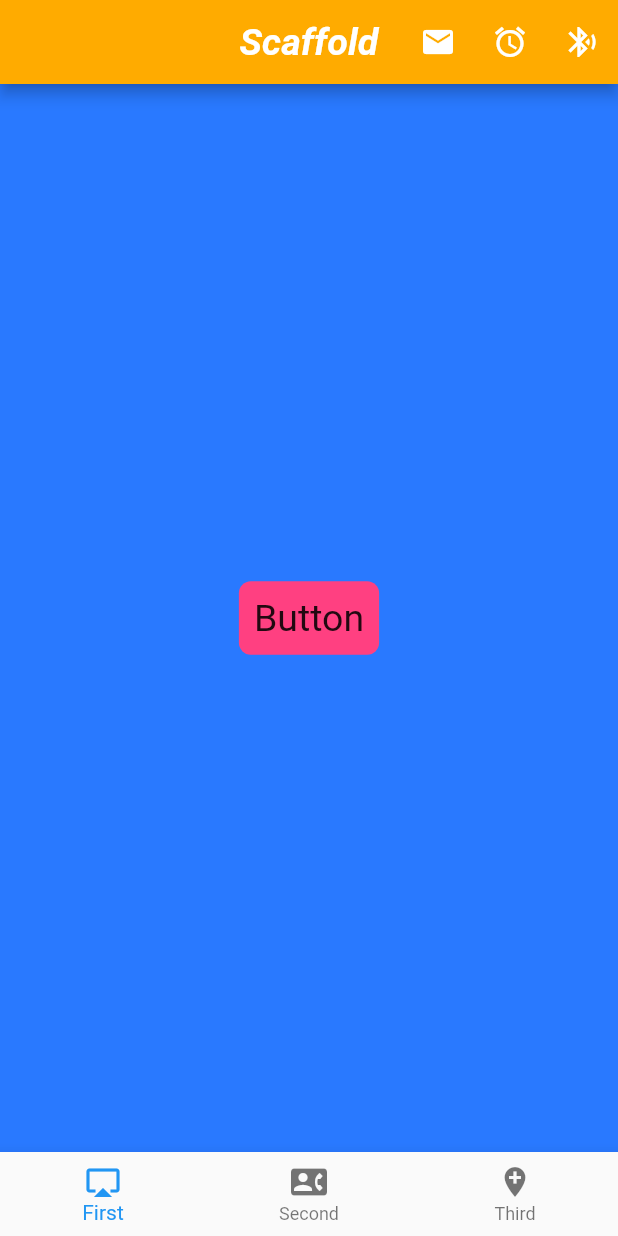
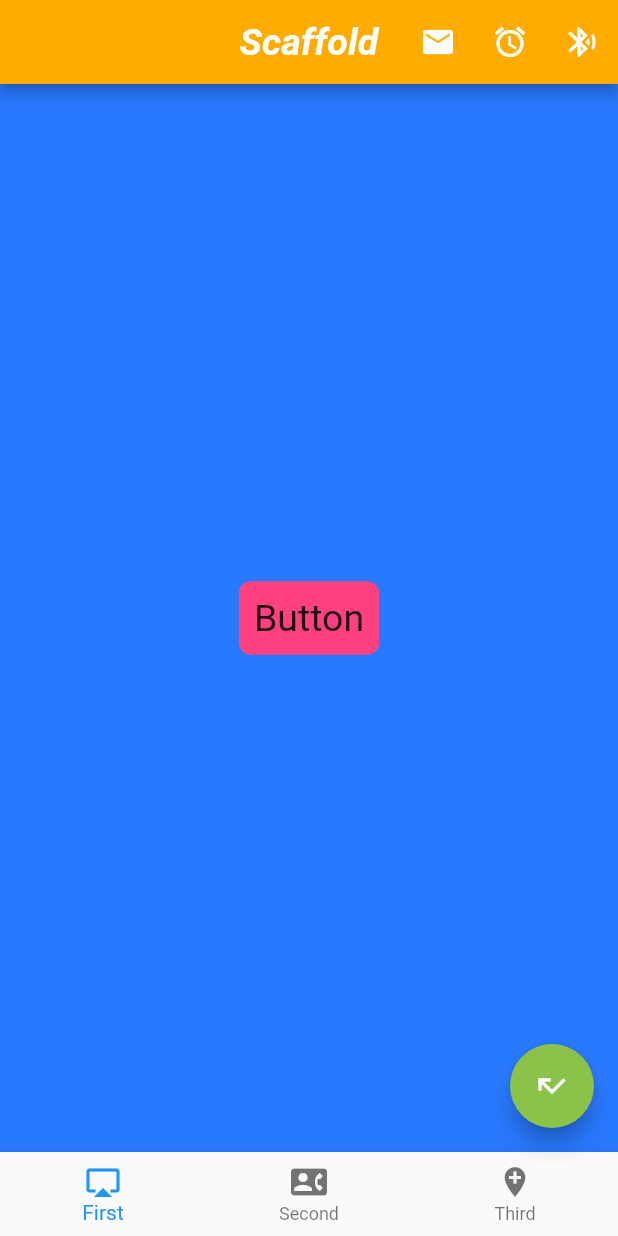
Before and after one commit to svaillancourt/Hello-World-Flutter, a Flutter app: the screen it shows after launch, on a phone screen of 412 x 824 dp. Run offline on Flutter 3.47's test engine with Material 2 defaults, Android fonts, the phone set to English and light mode, and no system bars.

```diff
--- a/lib/ui/home.dart
+++ b/lib/ui/home.dart
@@ -29,6 +29,11 @@ class ScaffoldExample extends StatelessWidget {
               onPressed: () => _tapButton(),
             )
           ],
+        ),
+        floatingActionButton: FloatingActionButton(
+          backgroundColor: Colors.lightGreen,
+          child: Icon(Icons.call_missed),
+          onPressed: () => debugPrint("Quit Pushing me!"),
         ),
         bottomNavigationBar: BottomNavigationBar(
           items: [
```
